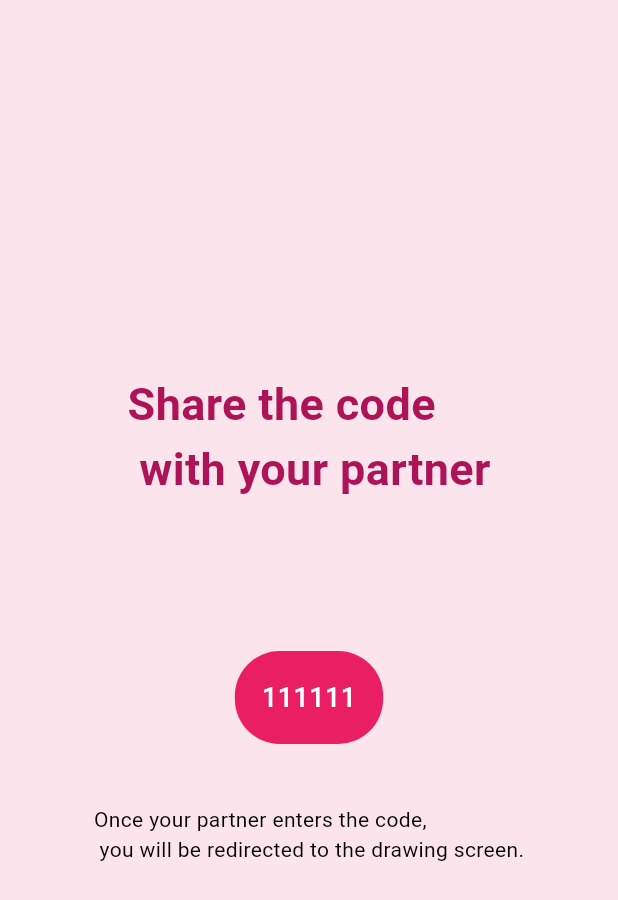
After one commit to ilknurtulgar/BerryBoard, a Flutter app: the screen it shows after launch, after a tap on "Start", after a tap on "Create a room", on a phone screen of 412 x 824 dp. The commit adds this screen. Shown: the top 900 px of the screen. Run offline on Flutter 3.47's test engine with Material 3 defaults, Android fonts, the phone set to English and light mode, and no system bars; our stand-ins replace cloud_firestore, equatable, firebase_auth, firebase_core, flutter_bloc, gap and 2 more; missing offline and left inert: flutter_drawing_board; accounts and stored records are empty.

Commit message:
views have been updated

```diff
--- a/lib/app/common/constants/app_strings.dart
+++ b/lib/app/common/constants/app_strings.dart
@@ -19,11 +19,13 @@ class AppStrings {
   static const error = "Error";
 
   static const appBarTitle = "Berry Board";
+  static const onBoardingTitle = "OnBoarding View";
   static const takeTheCodeInfo = "Ask your partner\n for the code ";
   static const shareTheCodeInfo = "Share the code\n with your partner";
   static const partnerCode = "Partner code";
   static const createRoom = "Create a room";
   static const okay = "Okey";
+  static const start = "Start";
   static const matchInfo = "Once your partner enters the code,\n you will be redirected to the drawing screen.";
 
 }
--- a/lib/app/features/data/datasources/user_remote_data_source.dart
+++ b/lib/app/features/data/datasources/user_remote_data_source.dart
@@ -14,7 +14,6 @@ class UserRemoteDataSourceImpl implements IUserRemoteDataSource {
   final FirebaseFirestore _firestore;
 
   UserRemoteDataSourceImpl(this._firestore);
-
 
   @override
   Future<UserModel?> getUser(String uid) async {
--- a/lib/app/features/data/models/match_model.dart
+++ b/lib/app/features/data/models/match_model.dart
@@ -54,10 +54,4 @@ class MatchModel {
       'isActive': isActive,
     };
   }
-
-  String? getPartnerId(String currentUserId) {
-    if (currentUserId == hostId) return guestId;
-    if (currentUserId == guestId) return hostId;
-    return null;
-  }
 }
--- a/lib/app/features/presentation/drawing/cubit/drawing_cubit.dart
+++ b/lib/app/features/presentation/drawing/cubit/drawing_cubit.dart
@@ -54,7 +54,6 @@ class DrawingCubit extends Cubit<DrawingState> {
       timestamp: DateTime.now(),
     );
     sendStroke(stroke);
-    debugPrint("upload is done");
   }
 
  List<StrokePoint> _extractPoints(PaintContent content) {
@@ -66,7 +65,6 @@ class DrawingCubit extends Cubit<DrawingState> {
       final points = content.points ?? const [];
       return points.map((point) => StrokePoint(point.dx, point.dy)).toList();
     }
-
     return const [];
   }
 
@@ -125,13 +123,10 @@ Future<void> initialize() async {
       emit(state.copyWith(roomId: roomId, status: DrawingStatus.success));
       startWatchingCanvas(roomId);
 
-      debugPrint("🍓 Eşleşme doğrulandı! RoomId: $roomId");
     } else {
-      debugPrint("🚨 Kullanıcının bir odası yok!");
       emit(state.copyWith(status: DrawingStatus.error, errorMessage: "Oda bulunamadı"));
     }
   } catch (e) {
-    debugPrint("🚨 initialize hatası: $e");
     emit(state.copyWith(status: DrawingStatus.error, errorMessage: e.toString()));
   }
 }
--- a/lib/app/features/presentation/home/cubit/home_cubit.dart
+++ b/lib/app/features/presentation/home/cubit/home_cubit.dart
@@ -18,6 +18,7 @@ class HomeCubit extends Cubit<HomeState> {
   : super(HomeState(textEditingController: TextEditingController()));
 
   StreamSubscription? _matchSubscription;
+
   void onChangedValue(String code){
     if(code.length == 6){
       joinRoom(code);
@@ -51,14 +52,12 @@ class HomeCubit extends Cubit<HomeState> {
     _matchSubscription?.cancel();
    _matchSubscription = _watchMatchUsecase.call(code).listen((result){
     if(result.success && result.data != null){
-      debugPrint("Partner ID: ${result.data!.guestId}");
       if (result.data!.guestId != null && result.data!.guestId!.isNotEmpty) {
         emit(state.copyWith(status: HomeStatus.roomJoined));
       }
     }
    });
   }
-
 
   void clearController(){
     state.textEditingController.clear();
--- /dev/null
+++ b/lib/app/features/presentation/home/widgets/code_text_field.dart
@@ -0,0 +1,49 @@
+import 'package:flutter/material.dart';
+import 'package:flutter_bloc/flutter_bloc.dart';
+
+import '../../../../common/constants/app_colors.dart';
+import '../../../../common/constants/app_strings.dart';
+import '../cubit/home_cubit.dart';
+
+class CodeTextField extends StatelessWidget {
+  const CodeTextField({
+    super.key,
+  });
+
+  @override
+  Widget build(BuildContext context) {
+    return SizedBox(
+      width: MediaQuery.of(context).size.width / 1.5,
+      child: TextField(
+        maxLength: 6,
+        controller: context
+            .read<HomeCubit>()
+            .getTextEditingController,
+        onChanged: (value) =>
+            context.read<HomeCubit>().onChangedValue(value),
+        keyboardType: TextInputType.number,
+        cursorColor: AppColors.black,
+        decoration: InputDecoration(
+          hintText: AppStrings.partnerCode,
+          hintStyle: TextStyle(color: AppColors.white),
+          filled: true,
+          enabledBorder: OutlineInputBorder(
+            borderRadius: BorderRadius.circular(30),
+            borderSide: BorderSide(
+              color: AppColors.shadowColor,
+              width: 1,
+            ),
+          ),
+          fillColor: AppColors.darkBackgroundColor,
+          focusedBorder: OutlineInputBorder(
+            borderRadius: BorderRadius.circular(30),
+            borderSide: BorderSide(
+              color: AppColors.shadowColor,
+              width: 1,
+            ),
+          ),
+        ),
+      ),
+    );
+  }
+}
--- /dev/null
+++ b/lib/app/features/presentation/home/widgets/create_room_button.dart
@@ -0,0 +1,26 @@
+import 'package:flutter/material.dart';
+import 'package:flutter_bloc/flutter_bloc.dart';
+
+import '../../../../common/constants/app_colors.dart';
+import '../../../../common/constants/app_strings.dart';
+import '../../../../common/widgets/textstyles/app_text.dart';
+import '../cubit/home_cubit.dart';
+
+class CreateRoomButton extends StatelessWidget {
+  const CreateRoomButton({
+    super.key,
+  });
+
+  @override
+  Widget build(BuildContext context) {
+    return ElevatedButton(
+      onPressed: () {
+        context.read<HomeCubit>().createRoom();
+      },
+      child: AppText.title(
+        AppStrings.createRoom,
+        AppColors.titleTextColor,
+      ),
+    );
+  }
+}
--- /dev/null
+++ b/lib/app/features/presentation/home/widgets/home_body.dart
@@ -0,0 +1,33 @@
+import 'package:berry_board/app/features/presentation/home/widgets/create_room_button.dart';
+import 'package:flutter/material.dart';
+import 'package:gap/gap.dart';
+
+import '../../../../common/constants/app_colors.dart';
+import '../../../../common/constants/app_strings.dart';
+import '../../../../common/widgets/textstyles/app_text.dart';
+import 'code_text_field.dart';
+
+class HomeBody extends StatelessWidget {
+  const HomeBody({
+    super.key,
+  });
+
+  @override
+  Widget build(BuildContext context) {
+    return Center(
+      child: Column(
+        mainAxisAlignment: MainAxisAlignment.center,
+        children: [
+          AppText.header(
+            AppStrings.takeTheCodeInfo,
+            AppColors.headerTextColor,
+          ),
+          Gap(100),
+          CodeTextField(),
+          Gap(60),
+          CreateRoomButton(),
+        ],
+      ),
+    );
+  }
+}
--- /dev/null
+++ b/lib/app/features/presentation/home/widgets/match_code_container.dart
@@ -0,0 +1,23 @@
+import 'package:flutter/material.dart';
+
+import '../../../../common/constants/app_colors.dart';
+import '../../../../common/widgets/textstyles/app_text.dart';
+
+class MatchCodeContainer extends StatelessWidget {
+  const MatchCodeContainer({
+    super.key,
+    required this.matchCode,
+  });
+
+  final String matchCode;
+
+  @override
+  Widget build(BuildContext context) {
+    return Container(
+      padding: EdgeInsets.all(18),
+      decoration: BoxDecoration(
+      color: AppColors.darkBackgroundColor,
+      borderRadius: BorderRadius.circular(30)
+    ),child: AppText.title(matchCode,AppColors.white),);
+  }
+}
--- /dev/null
+++ b/lib/app/features/presentation/home/widgets/waiting_room_body.dart
@@ -0,0 +1,30 @@
+import 'package:flutter/material.dart';
+import 'package:gap/gap.dart';
+
+import '../../../../common/constants/app_colors.dart';
+import '../../../../common/constants/app_strings.dart';
+import '../../../../common/widgets/textstyles/app_text.dart';
+import 'match_code_container.dart';
+
+class WaitingRoomBody extends StatelessWidget {
+  const WaitingRoomBody({
+    super.key,
+    required this.matchCode,
+  });
+
+  final String matchCode;
+
+  @override
+  Widget build(BuildContext context) {
+    return Column(
+      mainAxisAlignment: MainAxisAlignment.center,
+      children: [
+        AppText.header(AppStrings.shareTheCodeInfo, AppColors.headerTextColor),
+        Gap(100),
+        MatchCodeContainer(matchCode: matchCode),
+        Gap(40),
+        AppText.body(AppStrings.matchInfo, AppColors.black)
+      ],
+    );
+  }
+}
--- a/lib/app/features/presentation/onboarding/views/on_boarding_view.dart
+++ b/lib/app/features/presentation/onboarding/views/on_boarding_view.dart
@@ -1,10 +1,12 @@
 import 'package:berry_board/app/common/constants/app_colors.dart';
+import 'package:berry_board/app/common/widgets/textstyles/app_text.dart';
 import 'package:berry_board/app/features/domain/usecases/auth/complete_on_boarding_use_case.dart';
 import 'package:berry_board/app/features/presentation/home/view/home_view.dart';
 import 'package:flutter/material.dart';
 import 'package:gap/gap.dart';
 
 import '../../../../../core/di/injection_container.dart';
+import '../../../../common/constants/app_strings.dart';
 
 class OnBoardingView extends StatelessWidget {
   const OnBoardingView({super.key});
@@ -16,14 +18,14 @@ class OnBoardingView extends StatelessWidget {
         child: Column(
           mainAxisAlignment: MainAxisAlignment.center,
           children: [
-            Text("OnBoarding view", style: TextStyle(fontSize: 30,color: AppColors.headerTextColor)),
+            AppText.header(AppStrings.onBoardingTitle, AppColors.headerTextColor),
             Gap(50),
             ElevatedButton(onPressed: () async{
               await getIt<CompleteOnBoardingUseCase>().call();
               if(context.mounted) {
                 Navigator.pushReplacement(context, MaterialPageRoute(builder: (context)=> HomeView()));
               }
-            }, child: Text("Start")),
+            }, child: Text(AppStrings.start)),
           ],
         ),
       ),
```
Also changed, not shown: lib/app/features/data/datasources/match_data_source.dart (+0 -9 lines), lib/app/features/presentation/drawing/widgets/clear_button.dart (added, +21 -0 lines), lib/app/features/presentation/drawing/widgets/draw_action_row.dart (+7 -25 lines), lib/app/features/presentation/drawing/widgets/edit_button.dart (added, +24 -0 lines), lib/app/features/presentation/drawing/widgets/erase_button.dart (added, +29 -0 lines), lib/app/features/presentation/home/view/home_view.dart (+2 -58 lines), lib/app/features/presentation/home/view/waiting_room_view.dart (+7 -24 lines), lib/app/features/presentation/splash/view/splash_view.dart (+5 -6 lines).
